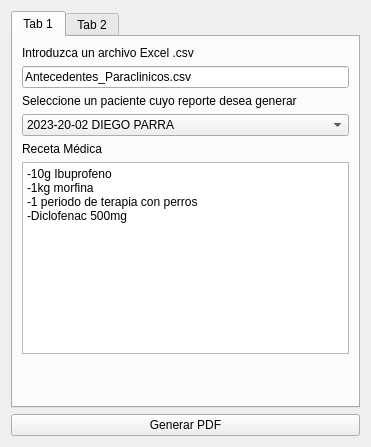
Grimcall/Medical_Reports_QT, file angel.ui: the form before one commit.
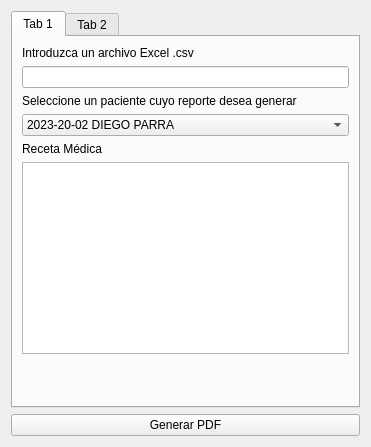
The form after the commit.

```diff
--- a/angel.ui
+++ b/angel.ui
@@ -34,7 +34,7 @@
        <item>
         <widget class="QLineEdit" name="lineEdit">
          <property name="text">
-          <string>Antecedentes_Paraclinicos.csv</string>
+          <string/>
          </property>
         </widget>
        </item>
@@ -78,11 +78,10 @@
 &lt;html&gt;&lt;head&gt;&lt;meta name=&quot;qrichtext&quot; content=&quot;1&quot; /&gt;&lt;meta charset=&quot;utf-8&quot; /&gt;&lt;style type=&quot;text/css&quot;&gt;
 p, li { white-space: pre-wrap; }
 hr { height: 1px; border-width: 0; }
+li.unchecked::marker { content: &quot;\2610&quot;; }
+li.checked::marker { content: &quot;\2612&quot;; }
 &lt;/style&gt;&lt;/head&gt;&lt;body style=&quot; font-family:'Segoe UI'; font-size:9pt; font-weight:400; font-style:normal;&quot;&gt;
-&lt;p style=&quot; margin-top:0px; margin-bottom:0px; margin-left:0px; margin-right:0px; -qt-block-indent:0; text-indent:0px;&quot;&gt;-10g Ibuprofeno&lt;/p&gt;
-&lt;p style=&quot; margin-top:0px; margin-bottom:0px; margin-left:0px; margin-right:0px; -qt-block-indent:0; text-indent:0px;&quot;&gt;-1kg morfina&lt;/p&gt;
-&lt;p style=&quot; margin-top:0px; margin-bottom:0px; margin-left:0px; margin-right:0px; -qt-block-indent:0; text-indent:0px;&quot;&gt;-1 periodo de terapia con perros&lt;/p&gt;
-&lt;p style=&quot; margin-top:0px; margin-bottom:0px; margin-left:0px; margin-right:0px; -qt-block-indent:0; text-indent:0px;&quot;&gt;-Diclofenac 500mg&lt;/p&gt;&lt;/body&gt;&lt;/html&gt;</string>
+&lt;p style=&quot;-qt-paragraph-type:empty; margin-top:0px; margin-bottom:0px; margin-left:0px; margin-right:0px; -qt-block-indent:0; text-indent:0px;&quot;&gt;&lt;br /&gt;&lt;/p&gt;&lt;/body&gt;&lt;/html&gt;</string>
          </property>
         </widget>
        </item>
```
Left out of the diff: 32 changed lines with no effect on the pictures.
